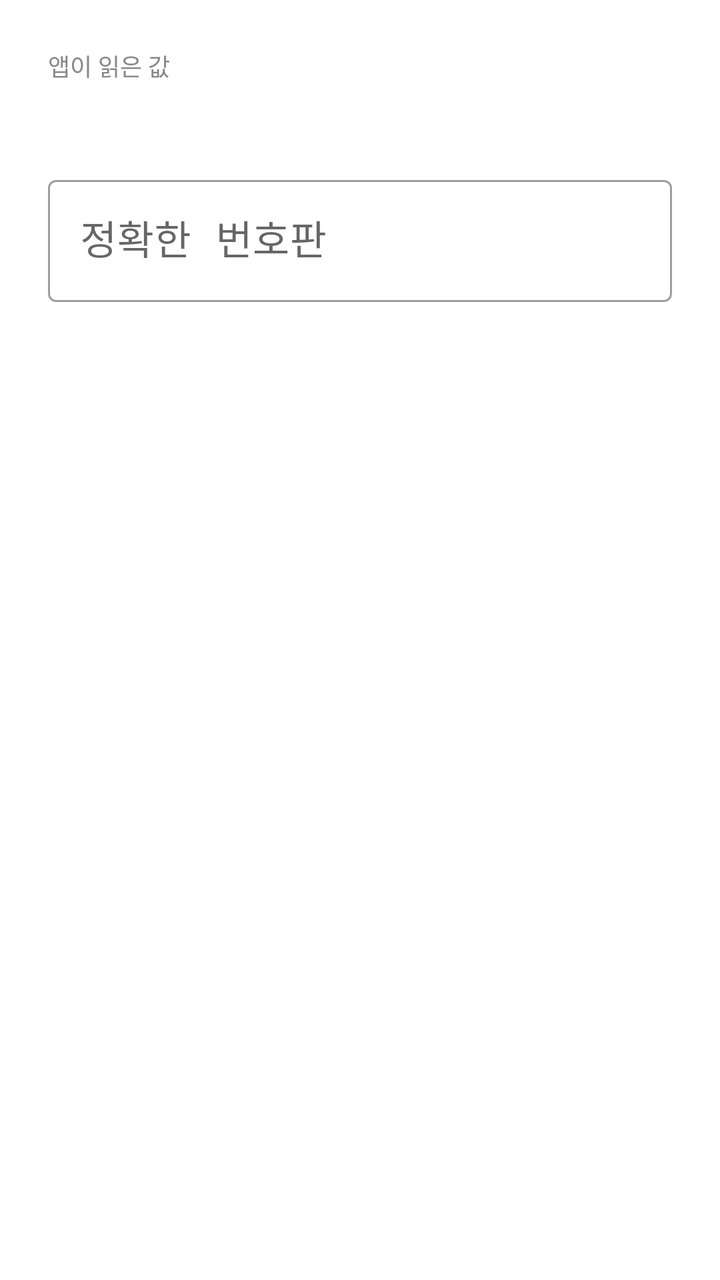
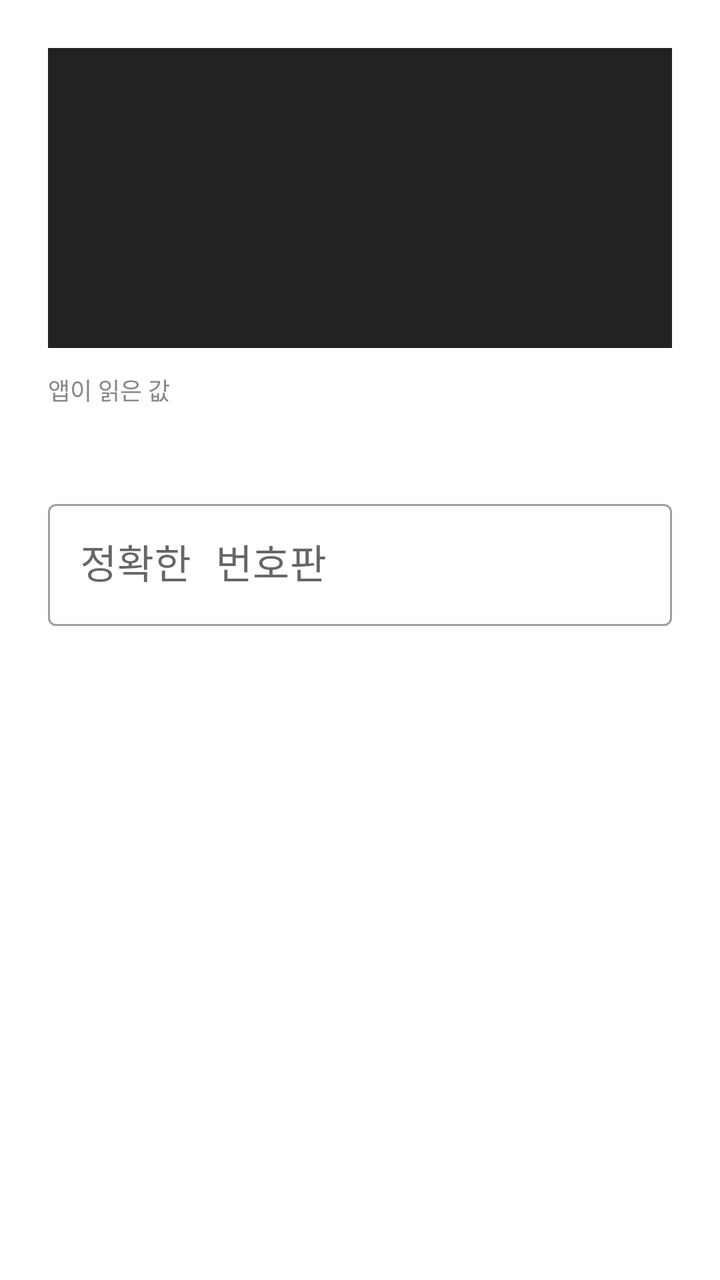

Compare the two renders of this Android layout. The source of the first and the diff that turns it into the second are given below.
<!-- AndroidManifest.xml: application theme Theme.CarCam -->
<!-- res/layout/dialog_report_wrong.xml -->
<?xml version="1.0" encoding="utf-8"?>
<LinearLayout
    xmlns:android="http://schemas.android.com/apk/res/android"
    android:layout_width="match_parent"
    android:layout_height="wrap_content"
    android:orientation="vertical"
    android:padding="24dp">

    <TextView
        android:layout_width="match_parent"
        android:layout_height="wrap_content"
        android:text="앱이 읽은 값"
        android:textSize="12sp"
        android:textColor="#888888" />

    <TextView
        android:id="@+id/tvAppRead"
        android:layout_width="match_parent"
        android:layout_height="wrap_content"
        android:textSize="20sp"
        android:textStyle="bold"
        android:fontFamily="monospace"
        android:layout_marginBottom="16dp" />

    <com.google.android.material.textfield.TextInputLayout
        style="@style/Widget.MaterialComponents.TextInputLayout.OutlinedBox"
        android:layout_width="match_parent"
        android:layout_height="wrap_content"
        android:hint="@string/correct_plate_hint">

        <com.google.android.material.textfield.TextInputEditText
            android:id="@+id/etCorrect"
            android:layout_width="match_parent"
            android:layout_height="wrap_content"
            android:inputType="text"
            android:maxLines="1"
            android:textSize="20sp"
            android:fontFamily="monospace"
            android:imeOptions="actionDone" />
    </com.google.android.material.textfield.TextInputLayout>

    <TextView
        android:id="@+id/tvCaptureCount"
        android:layout_width="match_parent"
        android:layout_height="wrap_content"
        android:layout_marginTop="12dp"
        android:textSize="12sp"
        android:textColor="#888888" />

</LinearLayout>
<!-- resources referenced by this layout -->
<resources>
  <string name="correct_plate_hint">정확한 번호판</string>
  <style name="Theme.CarCam" parent="Theme.MaterialComponents.DayNight.NoActionBar">
          <item name="colorPrimary">@color/primary</item>
          <item name="colorPrimaryVariant">@color/primary_dark</item>
          <item name="colorOnPrimary">@color/white</item>
          <item name="colorSecondary">@color/teal_200</item>
          <item name="colorSecondaryVariant">@color/teal_700</item>
          <item name="colorOnSecondary">@color/black</item>
          <item name="android:statusBarColor">@color/primary_dark</item>
      </style>
  <color name="primary">#FF1565C0</color>
  <color name="primary_dark">#FF003c8f</color>
  <color name="white">#FFFFFFFF</color>
  <color name="teal_200">#FF03DAC5</color>
  <color name="teal_700">#FF018786</color>
  <color name="black">#FF000000</color>
</resources>

<!-- the commit's change to res/layout/dialog_report_wrong.xml (unified diff, before → after) -->
@@ -5,6 +5,16 @@
     android:layout_height="wrap_content"
     android:orientation="vertical"
     android:padding="24dp">
+
+    
+    <ImageView
+        android:id="@+id/ivPreview"
+        android:layout_width="match_parent"
+        android:layout_height="150dp"
+        android:scaleType="centerCrop"
+        android:background="#222222"
+        android:layout_marginBottom="12dp"
+        android:contentDescription="캡처된 프레임" />
 
     <TextView
         android:layout_width="match_parent"
